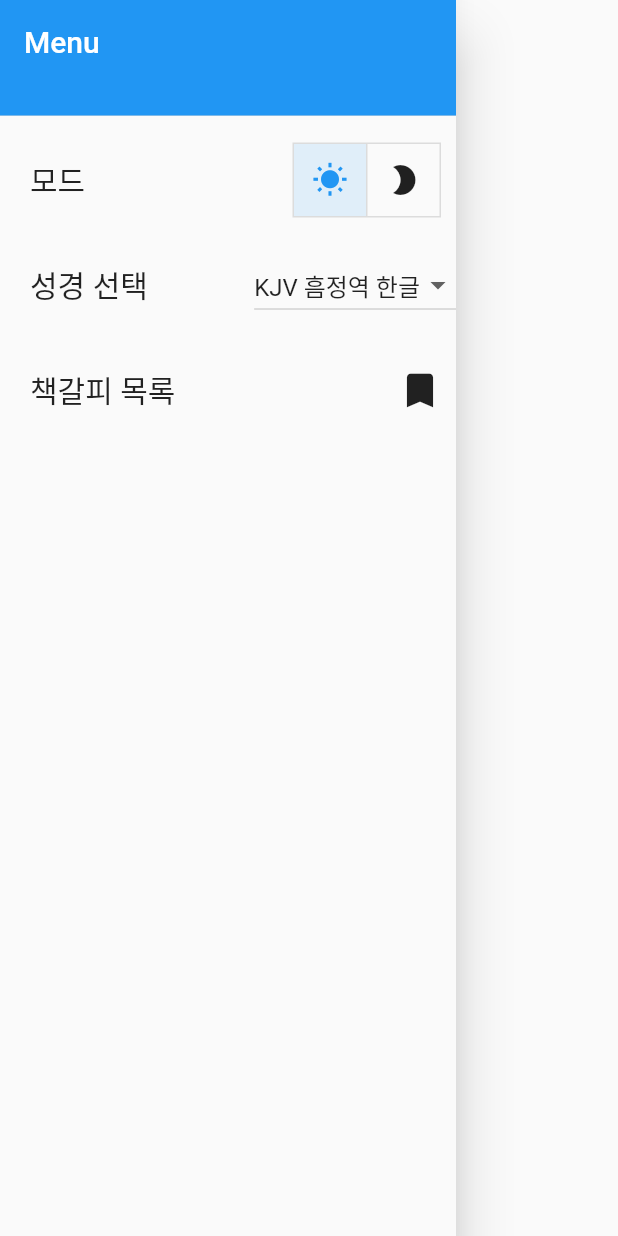
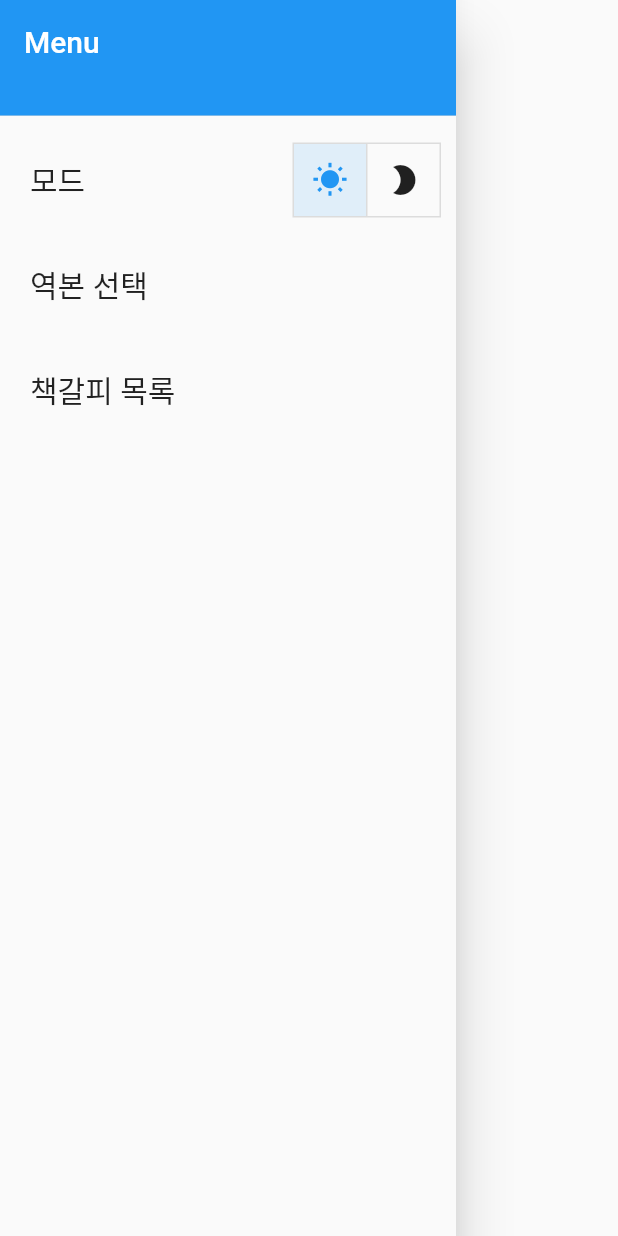
Before and after one commit to yenny-heo/Keep-bible, a Flutter app: the NavDrawer widget shown alone on an empty page, opened directly, on a phone screen of 412 x 824 dp. Run offline on Flutter 3.47's test engine with Material 2 defaults, Android fonts, the phone set to English and light mode, and no system bars; our stand-ins replace fluttertoast.

Commit message:
feat: 역본 대조 추가

```diff
--- a/lib/navigation/drawer.dart
+++ b/lib/navigation/drawer.dart
@@ -1,31 +1,22 @@
 import 'package:flutter/material.dart';
+import 'package:keep_bible_app/page/bible_select.dart';
 import 'package:keep_bible_app/page/bookmark_list.dart';
 import 'package:keep_bible_app/state/app_state_notifier.dart';
 import 'package:provider/provider.dart';
 
-
 final isLightOrDark = [true, false];
 
-class Bible{
-  final String name;
-  final int num;
-  Bible(this.name, this.num);
-}
-
-Bible b1 = Bible('KJV 흠정역 한글', 0);
-Bible b2 = Bible('KJV 흠정역 영어', 1);
-
-Bible selectedBible = b1;
 
 class NavDrawer extends StatefulWidget {
   _NavDrawerState createState() => _NavDrawerState();
 }
 
 class _NavDrawerState extends State<NavDrawer> {
-  List<Bible> bibles = <Bible>[b1, b2];
+
   @override
   Widget build(BuildContext context) {
-    bool isDark = Provider.of<AppStateNotifier>(context, listen: false).getMode();
+    bool isDark =
+        Provider.of<AppStateNotifier>(context, listen: false).getMode();
     return Drawer(
         child: ListView(
       padding: const EdgeInsets.all(0.0),
@@ -55,50 +46,27 @@ class _NavDrawerState extends State<NavDrawer> {
                     setState(() {
                       isLightOrDark[0] = !isLightOrDark[0];
                       isLightOrDark[1] = !isLightOrDark[1];
-                      Provider.of<AppStateNotifier>(context, listen: false).setMode(isLightOrDark[1]);
+                      Provider.of<AppStateNotifier>(context, listen: false)
+                          .setMode(isLightOrDark[1]);
                     });
                   },
                   isSelected: isLightOrDark,
                 ))
           ],
         ),
-        Row(
-          mainAxisAlignment: MainAxisAlignment.spaceBetween,
-          children: <Widget>[
-            MenuText('성경 선택'),
-            DropdownButton<Bible>(
-              value: selectedBible,
-              onChanged: (Bible newBible){
-                setState(() {
-                  selectedBible = newBible;
-                  Provider.of<AppStateNotifier>(context, listen: false).setSelectedBible(newBible.num);
-                });
-              },
-              items: bibles.map((Bible bible) {
-                return DropdownMenuItem<Bible>(
-                  value: bible,
-                  child: Text(bible.name)
-                );
-              }).toList(),
-
-            )
-          ],
+        InkWell(
+          child: MenuText('역본 선택'),
+          onTap: () => {
+            Navigator.push(context,
+                MaterialPageRoute(builder: (context) => BibleSelection()))
+          }
         ),
-        Row(
-          mainAxisAlignment: MainAxisAlignment.spaceBetween,
-          children: <Widget>[
-            MenuText('책갈피 목록'),
-            IconButton(
-              icon: Icon(Icons.bookmark),
-              iconSize: 30,
-              onPressed: () =>{
-                Navigator.push(
-                    context,
-                    MaterialPageRoute(
-                        builder: (context) => BookmarkList()))
-              },
-            )
-          ],
+        InkWell(
+          child: MenuText('책갈피 목록'),
+          onTap: () => {
+            Navigator.push(context,
+                MaterialPageRoute(builder: (context) => BookmarkList()))
+          },
         )
       ],
     ));
--- a/lib/state/app_state_notifier.dart
+++ b/lib/state/app_state_notifier.dart
@@ -2,7 +2,7 @@ import 'package:flutter/material.dart';
 
 class AppStateNotifier extends ChangeNotifier {
   bool isDarkMode = false;
-  int selectedBible = 0;
+  List selectedBible = [true, false];
 
   bool getMode() => isDarkMode;
 
@@ -11,10 +11,11 @@ class AppStateNotifier extends ChangeNotifier {
     notifyListeners();
   }
 
-  int getSelectedBible() => selectedBible;
+  List getSelectedBible() => selectedBible;
 
   void setSelectedBible(int bible) {
-    this.selectedBible = bible;
+    selectedBible[bible] = !selectedBible[bible];
+    print(selectedBible[bible]);
     notifyListeners();
   }
 }
--- a/lib/theme/app_theme.dart
+++ b/lib/theme/app_theme.dart
@@ -1,4 +1,10 @@
 import 'package:flutter/material.dart';
+
+List lightTextUnselected = [Colors.black, Colors.teal, Colors.orange];
+List darkTextUnselected = [Colors.white, Colors.orange, Colors.deepOrange];
+
+List lightTextSelected = [Colors.white, Colors.greenAccent, Colors.orange];
+List darkTextSelected = [Colors.black, Colors.amber, Colors.pink];
 
 class AppTheme {
   AppTheme._();
--- a/pubspec.yaml
+++ b/pubspec.yaml
@@ -23,6 +23,7 @@ environment:
 dependencies:
   provider: ^4.1.2
   path_provider: ^1.6.11
+  fluttertoast: ^7.0.0
   flutter:
     sdk: flutter
 
```
Also changed, not shown: lib/page/bible_select.dart (added, +72 -0 lines), lib/page/detail_list.dart (+56 -38 lines), pubspec.lock, 2 other files.
